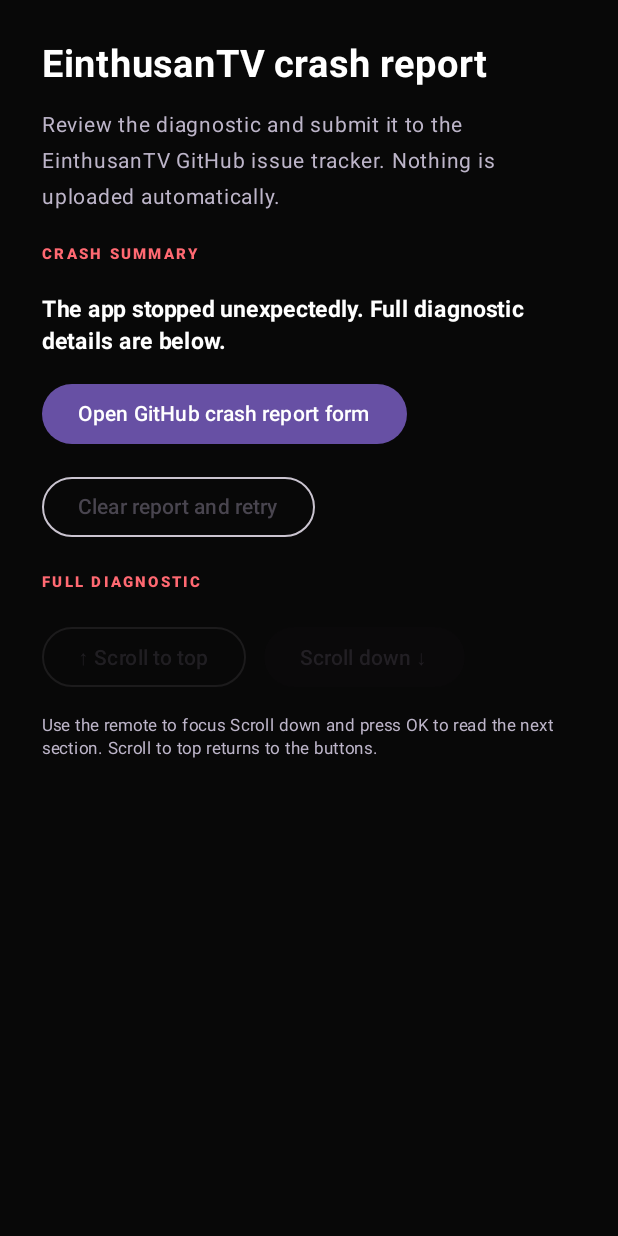
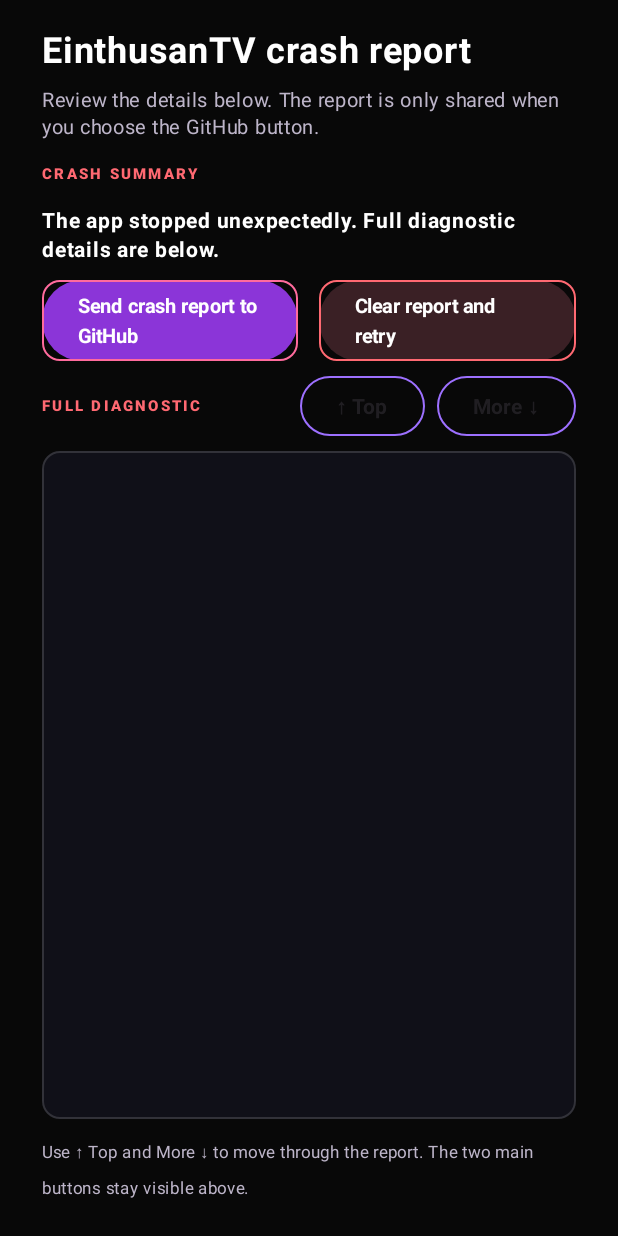
Before and after one commit to Vijaye82/EinthusanTV, an Android app built with Jetpack Compose: the composable StartupDiagnosticScreen called with empty values, on a phone screen of 412 x 824 dp. Run offline under Robolectric (Android 15) with nearby library versions, the phone set to English and light mode, and no system bars; pictures from the network do not load.

Commit message:
Stabilize crash report layout and improve remote button focus

````diff
--- a/app/src/main/java/tv/einthusan/app/MainActivity.kt
+++ b/app/src/main/java/tv/einthusan/app/MainActivity.kt
@@ -123,6 +123,10 @@ private fun StartupDiagnosticScreen(report: String, onClear: () -> Unit) {
     val scope = rememberCoroutineScope()
     val reportScrollState = rememberScrollState()
     var submissionMessage by remember { mutableStateOf<String?>(null) }
+    var shareFocused by remember { mutableStateOf(false) }
+    var clearFocused by remember { mutableStateOf(false) }
+    var topFocused by remember { mutableStateOf(false) }
+    var downFocused by remember { mutableStateOf(false) }
     val headline = report.lineSequence().firstOrNull {
         it.contains("FATAL EXCEPTION", true) || it.contains("Caused by:", true) ||
             it.contains("Exception", true) || it.contains("Error:", true)
@@ -141,9 +145,7 @@ private fun StartupDiagnosticScreen(report: String, onClear: () -> Unit) {
             appendLine("- Android: ${android.os.Build.VERSION.RELEASE} (SDK ${android.os.Build.VERSION.SDK_INT})")
             appendLine()
             appendLine("## Full diagnostic")
-            appendLine("```text")
-            appendLine(report.take(6000).replace("```", "` ` `"))
-            appendLine("```")
+            appendLine(report.take(6000))
             appendLine()
             appendLine("_Submitted by the EinthusanTV in-app crash reporter. Please remove any personal information before submitting._")
         }
@@ -155,62 +157,71 @@ private fun StartupDiagnosticScreen(report: String, onClear: () -> Unit) {
             context.startActivity(Intent(Intent.ACTION_VIEW, Uri.parse(issueUrl)))
             submissionMessage = "GitHub issue form opened. Review the report and select Submit new issue."
         } catch (_: Exception) {
-            submissionMessage = "No browser is available on this Fire TV. Open github.com/Vijaye82/EinthusanTV/issues/new on another device and paste the diagnostic."
+            submissionMessage = "No browser is available. Open github.com/Vijaye82/EinthusanTV/issues/new on another device and paste the diagnostic."
         }
     }
 
     MaterialTheme {
         Surface(Modifier.fillMaxSize(), color = Background) {
             Column(
-                Modifier.fillMaxSize().padding(28.dp)
-                    .focusGroup()
-                    .onPreviewKeyEvent { event ->
-                        if (event.type == KeyEventType.KeyDown) {
-                            when (event.key) {
-                                Key.DirectionDown -> {
-                                    scope.launch { reportScrollState.animateScrollBy(420f) }
-                                    true
-                                }
-                                Key.DirectionUp -> {
-                                    scope.launch { reportScrollState.animateScrollBy(-420f) }
-                                    true
-                                }
-                                else -> false
-                            }
-                        } else false
+                Modifier.fillMaxSize().padding(horizontal = 28.dp, vertical = 20.dp),
+                verticalArrangement = Arrangement.spacedBy(10.dp)
+            ) {
+                Text("EinthusanTV crash report", color = Color.White, fontSize = 24.sp, fontWeight = FontWeight.Bold)
+                Text("Review the details below. The report is only shared when you choose the GitHub button.", color = TextMuted, fontSize = 13.sp, lineHeight = 18.sp)
+                Text("CRASH SUMMARY", color = Color(0xFFFF6972), fontSize = 10.sp, fontWeight = FontWeight.Black, letterSpacing = 1.5.sp)
+                Text(headline, color = Color.White, fontSize = 14.sp, fontWeight = FontWeight.Bold, lineHeight = 19.sp)
+                Row(Modifier.fillMaxWidth(), horizontalArrangement = Arrangement.spacedBy(14.dp), verticalAlignment = Alignment.CenterVertically) {
+                    Button(
+                        onClick = { openGitHubIssueForm() },
+                        modifier = Modifier.weight(1f).height(54.dp)
+                            .border(if (shareFocused) 3.dp else 1.dp, if (shareFocused) Color.White else Color(0xFFFF6B9D), RoundedCornerShape(12.dp))
+                            .onFocusChanged { shareFocused = it.isFocused },
+                        colors = ButtonDefaults.buttonColors(
+                            containerColor = if (shareFocused) Color(0xFFFF3D83) else Color(0xFF8B35D8),
+                            contentColor = Color.White
+                        )
+                    ) { Text("Send crash report to GitHub", fontWeight = FontWeight.Bold, fontSize = 13.sp) }
+                    Button(
+                        onClick = onClear,
+                        modifier = Modifier.weight(1f).height(54.dp)
+                            .border(if (clearFocused) 3.dp else 1.dp, if (clearFocused) Color.White else Color(0xFFFF6972), RoundedCornerShape(12.dp))
+                            .onFocusChanged { clearFocused = it.isFocused },
+                        colors = ButtonDefaults.buttonColors(
+                            containerColor = if (clearFocused) Color(0xFFFF5962) else Color(0xFF3A2025),
+                            contentColor = Color.White
+                        )
+                    ) { Text("Clear report and retry", fontWeight = FontWeight.Bold, fontSize = 13.sp) }
+                }
+                submissionMessage?.let { Text(it, color = Color(0xFFB8D7FF), fontSize = 12.sp, lineHeight = 16.sp) }
+                Row(Modifier.fillMaxWidth(), horizontalArrangement = Arrangement.SpaceBetween, verticalAlignment = Alignment.CenterVertically) {
+                    Text("FULL DIAGNOSTIC", color = Color(0xFFFF6972), fontSize = 10.sp, fontWeight = FontWeight.Black, letterSpacing = 1.5.sp)
+                    Row(horizontalArrangement = Arrangement.spacedBy(8.dp)) {
+                        OutlinedButton(
+                            enabled = reportScrollState.value > 0,
+                            onClick = { scope.launch { reportScrollState.animateScrollTo(0) } },
+                            modifier = Modifier.height(40.dp).onFocusChanged { topFocused = it.isFocused },
+                            border = androidx.compose.foundation.BorderStroke(if (topFocused) 2.dp else 1.dp, if (topFocused) Color.White else Color(0xFF9D70FF)),
+                            colors = ButtonDefaults.outlinedButtonColors(contentColor = Color.White)
+                        ) { Text("↑ Top", fontWeight = FontWeight.Bold) }
+                        OutlinedButton(
+                            enabled = reportScrollState.value < reportScrollState.maxValue,
+                            onClick = { scope.launch { reportScrollState.animateScrollTo((reportScrollState.value + 420).coerceAtMost(reportScrollState.maxValue)) } },
+                            modifier = Modifier.height(40.dp).onFocusChanged { downFocused = it.isFocused },
+                            border = androidx.compose.foundation.BorderStroke(if (downFocused) 2.dp else 1.dp, if (downFocused) Color.White else Color(0xFF9D70FF)),
+                            colors = ButtonDefaults.outlinedButtonColors(contentColor = Color.White)
+                        ) { Text("More ↓", fontWeight = FontWeight.Bold) }
                     }
-                    .verticalScroll(reportScrollState),
-                verticalArrangement = Arrangement.spacedBy(14.dp)
-            ) {
-                Text("EinthusanTV crash report", color = Color.White, fontSize = 25.sp, fontWeight = FontWeight.Bold)
-                Text("Review the diagnostic and submit it to the EinthusanTV GitHub issue tracker. Nothing is uploaded automatically.", color = TextMuted, fontSize = 14.sp)
-                Text("CRASH SUMMARY", color = Color(0xFFFF6972), fontSize = 10.sp, fontWeight = FontWeight.Black, letterSpacing = 1.5.sp)
-                Text(headline, color = Color.White, fontSize = 15.sp, fontWeight = FontWeight.Bold, lineHeight = 21.sp)
-                Button(onClick = { openGitHubIssueForm() }) {
-                    Text("Open GitHub crash report form")
                 }
-                submissionMessage?.let { Text(it, color = Color(0xFFB8D7FF), fontSize = 12.sp, lineHeight = 17.sp) }
-                OutlinedButton(onClick = onClear) { Text("Clear report and retry") }
-                Text("FULL DIAGNOSTIC", color = Color(0xFFFF6972), fontSize = 10.sp, fontWeight = FontWeight.Black, letterSpacing = 1.5.sp)
-                Row(horizontalArrangement = Arrangement.spacedBy(12.dp)) {
-                    OutlinedButton(
-                        enabled = reportScrollState.value > 0,
-                        onClick = { scope.launch { reportScrollState.animateScrollTo(0) } }
-                    ) { Text("↑ Scroll to top") }
-                    Button(
-                        enabled = reportScrollState.value < reportScrollState.maxValue,
-                        onClick = { scope.launch {
-                            reportScrollState.animateScrollTo(
-                                (reportScrollState.value + 520).coerceAtMost(reportScrollState.maxValue)
-                            )
-                        } }
-                    ) { Text("Scroll down ↓") }
+                Box(
+                    Modifier.weight(1f).fillMaxWidth()
+                        .background(Color(0xFF101018), RoundedCornerShape(12.dp))
+                        .border(1.dp, Color.White.copy(alpha = 0.14f), RoundedCornerShape(12.dp))
+                        .clip(RoundedCornerShape(12.dp))
+                ) {
+                    Text(report, Modifier.fillMaxWidth().verticalScroll(reportScrollState).padding(14.dp), color = Color(0xFFECEAF4), fontSize = 12.sp, lineHeight = 17.sp)
                 }
-                Text(
-                    "Use the remote to focus Scroll down and press OK to read the next section. Scroll to top returns to the buttons.",
-                    color = TextMuted, fontSize = 11.sp, lineHeight = 15.sp
-                )
-                Text(report, color = Color.White, fontSize = 12.sp, lineHeight = 17.sp)
+                Text("Use ↑ Top and More ↓ to move through the report. The two main buttons stay visible above.", color = TextMuted, fontSize = 11.sp)
             }
         }
     }
````
